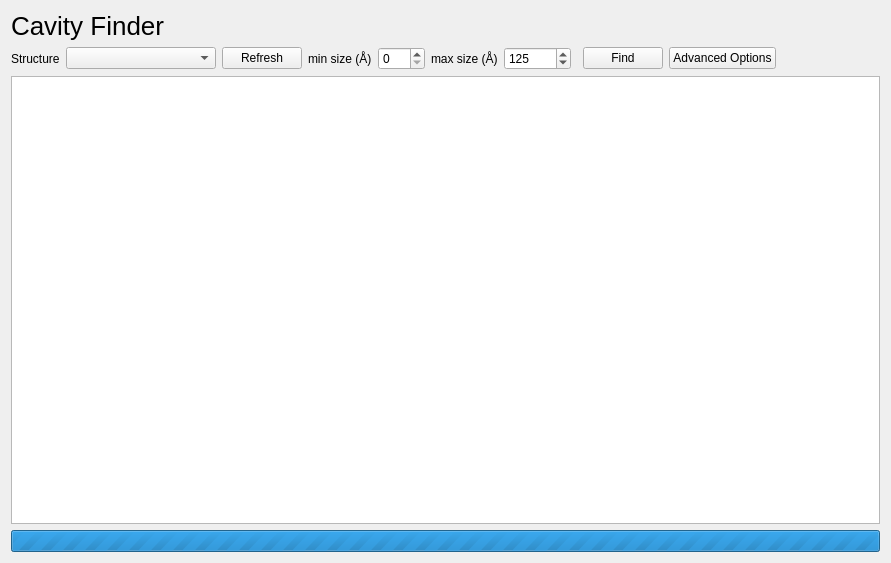
TUM-CBR/pymol-plugins, file cbr/cavities/visual/CavityFinder.ui: the form before one commit.
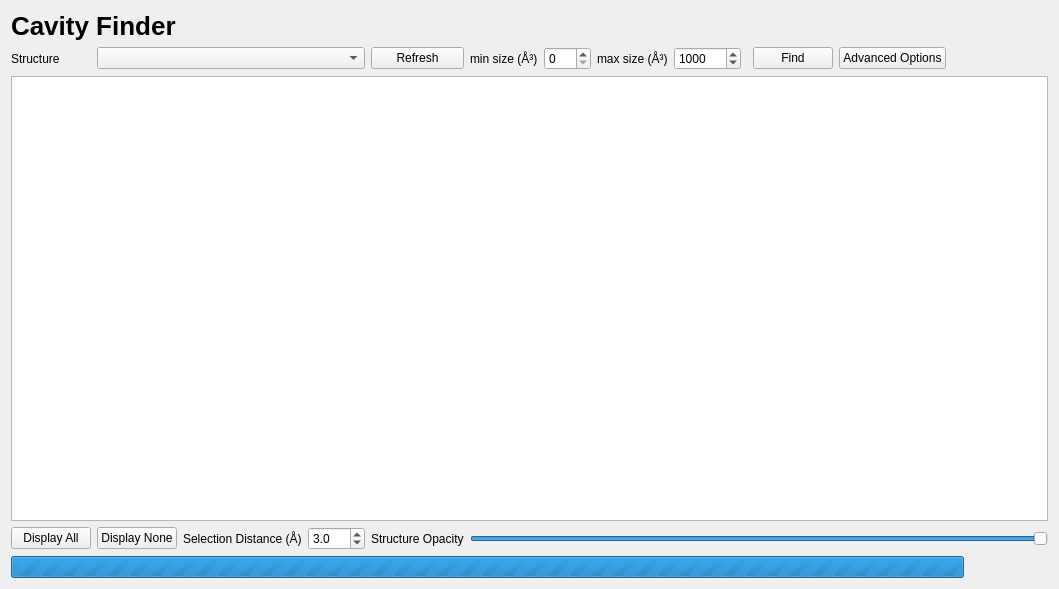
The form after the commit.

Commit message: [Cavities] Add the new cbr-tools-extra executable to the package.

Diff of the .ui file:
```diff
--- a/cbr/cavities/visual/CavityFinder.ui
+++ b/cbr/cavities/visual/CavityFinder.ui
@@ -6,33 +6,15 @@
    <rect>
     <x>0</x>
     <y>0</y>
-    <width>891</width>
-    <height>563</height>
+    <width>1059</width>
+    <height>589</height>
    </rect>
   </property>
   <property name="windowTitle">
    <string>Form</string>
   </property>
   <layout class="QGridLayout" name="gridLayout">
-   <item row="0" column="0" colspan="4">
-    <widget class="QLabel" name="label">
-     <property name="styleSheet">
-      <string notr="true">font-size: 26px;
-fond-weight: bold;</string>
-     </property>
-     <property name="text">
-      <string>Cavity Finder</string>
-     </property>
-    </widget>
-   </item>
-   <item row="1" column="4">
-    <widget class="QLabel" name="label_3">
-     <property name="text">
-      <string>min size (Å)</string>
-     </property>
-    </widget>
-   </item>
-   <item row="1" column="7">
+   <item row="1" column="8">
     <widget class="QSpinBox" name="maxSizeSelector">
      <property name="minimum">
       <number>1</number>
@@ -41,28 +23,11 @@
       <number>999999</number>
      </property>
      <property name="value">
-      <number>125</number>
+      <number>1000</number>
      </property>
     </widget>
    </item>
-   <item row="3" column="0" colspan="15">
-    <widget class="QProgressBar" name="busyProgress">
-     <property name="maximum">
-      <number>0</number>
-     </property>
-     <property name="value">
-      <number>-1</number>
-     </property>
-    </widget>
-   </item>
-   <item row="1" column="6">
-    <widget class="QLabel" name="label_4">
-     <property name="text">
-      <string>max size (Å)</string>
-     </property>
-    </widget>
-   </item>
-   <item row="1" column="11" colspan="4">
+   <item row="1" column="12" colspan="4">
     <spacer name="horizontalSpacer">
      <property name="orientation">
       <enum>Qt::Horizontal</enum>
@@ -75,38 +40,107 @@
      </property>
     </spacer>
    </item>
+   <item row="1" column="0">
+    <widget class="QLabel" name="label_2">
+     <property name="text">
+      <string>Structure</string>
+     </property>
+    </widget>
+   </item>
+   <item row="3" column="0">
+    <widget class="QPushButton" name="selectAllButton">
+     <property name="text">
+      <string>Display All</string>
+     </property>
+    </widget>
+   </item>
+   <item row="3" column="3">
+    <widget class="QDoubleSpinBox" name="selectionDistance">
+     <property name="decimals">
+      <number>1</number>
+     </property>
+     <property name="minimum">
+      <double>0.100000000000000</double>
+     </property>
+     <property name="value">
+      <double>3.000000000000000</double>
+     </property>
+    </widget>
+   </item>
+   <item row="2" column="0" colspan="16">
+    <widget class="QTableView" name="cavitiesTable"/>
+   </item>
+   <item row="0" column="0" colspan="5">
+    <widget class="QLabel" name="label">
+     <property name="styleSheet">
+      <string notr="true">font-size: 26px;
+font-weight: bold;</string>
+     </property>
+     <property name="text">
+      <string>Cavity Finder</string>
+     </property>
+    </widget>
+   </item>
+   <item row="3" column="1">
+    <widget class="QPushButton" name="selectNoneButton">
+     <property name="text">
+      <string>Display None</string>
+     </property>
+    </widget>
+   </item>
    <item row="1" column="5">
-    <widget class="QSpinBox" name="minSizeSelector">
-     <property name="minimum">
-      <number>0</number>
-     </property>
-     <property name="maximum">
-      <number>999</number>
+    <widget class="QLabel" name="label_3">
+     <property name="text">
+      <string>min size (Å³)</string>
      </property>
     </widget>
    </item>
-   <item row="1" column="9">
+   <item row="1" column="10">
     <widget class="QPushButton" name="findButton">
      <property name="text">
       <string>Find</string>
      </property>
     </widget>
    </item>
-   <item row="1" column="3">
+   <item row="1" column="11">
+    <widget class="QPushButton" name="advancedSettingsButton">
+     <property name="text">
+      <string>Advanced Options</string>
+     </property>
+    </widget>
+   </item>
+   <item row="1" column="4">
     <widget class="QPushButton" name="refreshButton">
      <property name="text">
       <string>Refresh</string>
      </property>
     </widget>
    </item>
-   <item row="1" column="0">
-    <widget class="QLabel" name="label_2">
+   <item row="3" column="2">
+    <widget class="QLabel" name="label_5">
      <property name="text">
-      <string>Structure</string>
+      <string>Selection Distance (Å)</string>
      </property>
     </widget>
    </item>
-   <item row="1" column="1" colspan="2">
+   <item row="1" column="6">
+    <widget class="QSpinBox" name="minSizeSelector">
+     <property name="minimum">
+      <number>0</number>
+     </property>
+     <property name="maximum">
+      <number>999</number>
+     </property>
+    </widget>
+   </item>
+   <item row="1" column="7">
+    <widget class="QLabel" name="label_4">
+     <property name="text">
+      <string>max size (Å³)</string>
+     </property>
+    </widget>
+   </item>
+   <item row="1" column="1" colspan="3">
     <widget class="QComboBox" name="structureCombo">
      <property name="minimumSize">
       <size>
@@ -116,13 +150,46 @@
      </property>
     </widget>
    </item>
-   <item row="2" column="0" colspan="15">
-    <widget class="QTableView" name="cavitiesTable"/>
+   <item row="4" column="15">
+    <spacer name="horizontalSpacer_2">
+     <property name="orientation">
+      <enum>Qt::Horizontal</enum>
+     </property>
+     <property name="sizeHint" stdset="0">
+      <size>
+       <width>40</width>
+       <height>20</height>
+      </size>
+     </property>
+    </spacer>
    </item>
-   <item row="1" column="10">
-    <widget class="QPushButton" name="advancedSettingsButton">
+   <item row="4" column="0" colspan="15">
+    <widget class="QProgressBar" name="busyProgress">
+     <property name="maximum">
+      <number>0</number>
+     </property>
+     <property name="value">
+      <number>-1</number>
+     </property>
+    </widget>
+   </item>
+   <item row="3" column="4">
+    <widget class="QLabel" name="label_6">
      <property name="text">
-      <string>Advanced Options</string>
+      <string>Structure Opacity</string>
+     </property>
+    </widget>
+   </item>
+   <item row="3" column="5" colspan="11">
+    <widget class="QSlider" name="opacitySlider">
+     <property name="maximum">
+      <number>100</number>
+     </property>
+     <property name="value">
+      <number>100</number>
+     </property>
+     <property name="orientation">
+      <enum>Qt::Horizontal</enum>
      </property>
     </widget>
    </item>
```
The commit also changes 8 other files.
